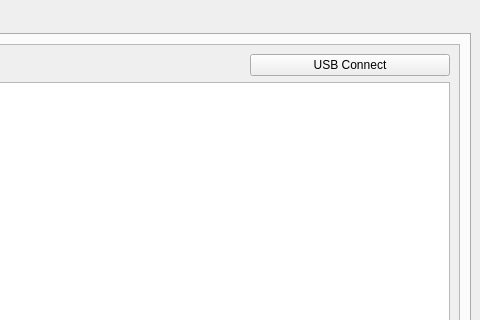
Old version of the form gcs/frontend/ui/main_window_real.ui in the repository cuspaceflight/m4-gcs; both pictures show x 800 to 1280 and y 0 to 320 of the 1280 by 720 pixel window.
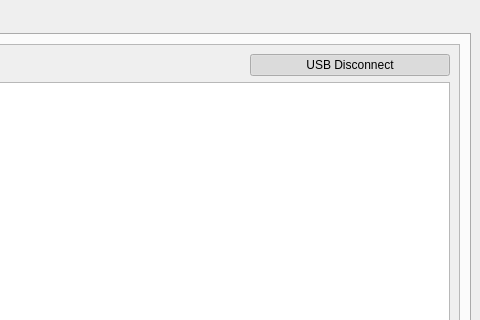
New version of the form. The open tabs and pages were chosen to show the change. Custom widgets are drawn as their Qt base class.

```diff
--- a/gcs/frontend/ui/main_window_real.ui
+++ b/gcs/frontend/ui/main_window_real.ui
@@ -613,13 +613,13 @@
                  </size>
                 </property>
                 <property name="text">
-                 <string>USB Connect</string>
+                 <string>USB Disconnect</string>
                 </property>
                 <property name="checkable">
                  <bool>true</bool>
                 </property>
                 <property name="checked">
-                 <bool>false</bool>
+                 <bool>true</bool>
                 </property>
                </widget>
               </item>
```
Left out of the diff: 54 changed lines with no effect on the pictures.
